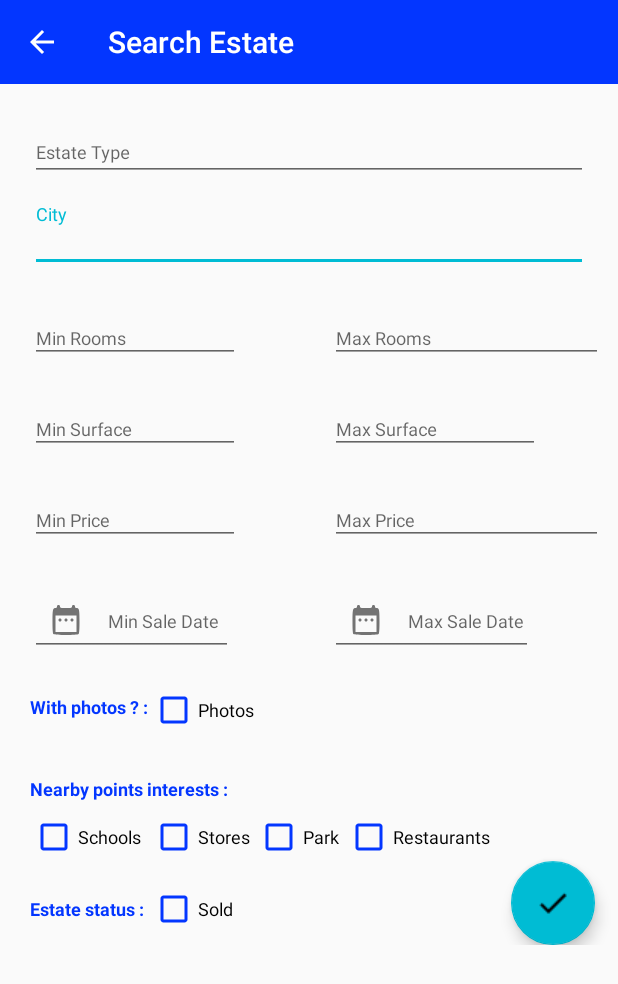
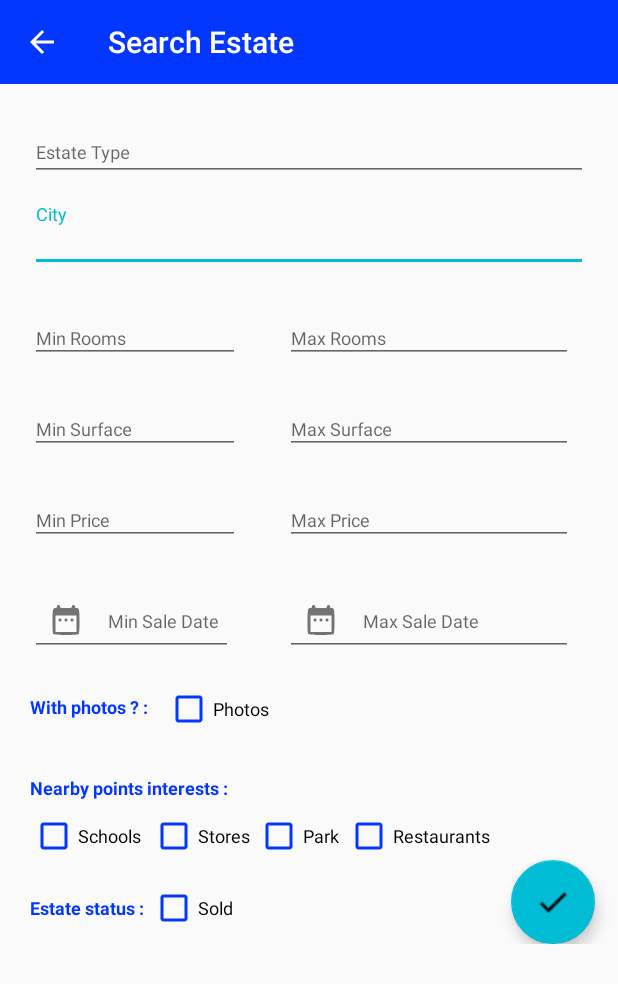
Before and after one commit to Praal0/RealEstateManager, an Android app: the screen it shows after launch (SearchActivity), after a tap on "Search", on a phone screen of 412 x 824 dp. Shown: the top 984 px of the screen. Run offline under Robolectric (Android 15) with nearby library versions, the phone set to English and light mode, and no system bars; our stand-ins replace Dagger/Hilt's generated code, Room's generated code; libraries missing offline, so code that uses them is left out: org.bouncycastle.asn1, pub.devrel.easypermissions; pictures from the network do not load; 2 statements that could not run were skipped.

Commit message:
P9_Result_Tablette
Tablette : Now when we dont choose in tablette format, detail don't show

Result : Now result is show when we validate

```diff
--- a/app/src/main/java/com/openclassrooms/realestatemanager/database/dao/EstateDao.kt
+++ b/app/src/main/java/com/openclassrooms/realestatemanager/database/dao/EstateDao.kt
@@ -44,8 +44,4 @@ interface EstateDAO {
 
     @Query("DELETE FROM Estate WHERE numMandat = :mandateNumberID")
     fun deleteItemProvider(mandateNumberID: Long): Int
-
-
-
-
 }
--- a/app/src/main/java/com/openclassrooms/realestatemanager/repositories/LocationDataRepository.kt
+++ b/app/src/main/java/com/openclassrooms/realestatemanager/repositories/LocationDataRepository.kt
@@ -11,6 +11,7 @@ import javax.inject.Inject
 class LocationDataRepository@Inject constructor(
     private val locationDao: LocationDao
     ){
+    private var  id : Long = 0
 
     fun getLocations(): LiveData<List<Location>> {
         return this.locationDao.getLocations()
@@ -25,13 +26,14 @@ class LocationDataRepository@Inject constructor(
      * @param location
      */
     // --- CREATE ---
-     suspend fun createLocation(location: Location) {
+     suspend fun createLocation(location: Location)  : Long {
         try {
-            locationDao.insertLocation(location)
+            id = locationDao.insertLocation(location)
         } catch (cause: Throwable) {
             // If anything throws an exception, inform the caller
             Log.e("LocationDataRepository","Cannot Insert : $cause")
         }
+        return id
     }
 
     /**
--- a/app/src/main/java/com/openclassrooms/realestatemanager/ui/detail/DetailFragment.kt
+++ b/app/src/main/java/com/openclassrooms/realestatemanager/ui/detail/DetailFragment.kt
@@ -78,6 +78,7 @@ class DetailFragment : Fragment(), OnMapReadyCallback {
         binding.rvPhoto.adapter = adapter
         val intent = Intent(activity?.intent)
         estateDetailId = intent.getLongExtra("estate",0)
+        binding.detailLayout.visibility = if (estateDetailId != 0L) View.VISIBLE else View.GONE
         viewModel.getEstateById(this.estateDetailId).observe(viewLifecycleOwner, this::updateUi)
 
     }
@@ -107,6 +108,8 @@ class DetailFragment : Fragment(), OnMapReadyCallback {
                 for (videoStr in estate.video.photoList) {
                     binding.videoView.setVideoURI(Uri.parse(videoStr))
                 }
+            }else{
+                binding.videoView.visibility = INVISIBLE
             }
         }
     }
@@ -145,6 +148,7 @@ class DetailFragment : Fragment(), OnMapReadyCallback {
      */
     @SuppressLint("SetTextI18n")
     fun updateUiForTablet(estate: Estate?) {
+        binding.detailLayout.visibility = View.VISIBLE
         if (estate != null) {
             estateDetailId = estate.numMandat
             binding.etMandate.setText(estate.numMandat.toString())
--- a/app/src/main/java/com/openclassrooms/realestatemanager/ui/main/MainActivity.kt
+++ b/app/src/main/java/com/openclassrooms/realestatemanager/ui/main/MainActivity.kt
@@ -7,8 +7,10 @@ import android.view.MenuItem
 import android.view.View
 import androidx.activity.viewModels
 import androidx.appcompat.widget.Toolbar
+import com.google.android.material.snackbar.Snackbar
 import com.openclassrooms.realestatemanager.R
 import com.openclassrooms.realestatemanager.databinding.ActivityMainBinding
+import com.openclassrooms.realestatemanager.models.Estate
 import com.openclassrooms.realestatemanager.ui.baseActivity.BaseActivity
 import com.openclassrooms.realestatemanager.ui.createAndEditEstate.AddEditActivity
 import com.openclassrooms.realestatemanager.ui.detail.DetailFragment
@@ -27,6 +29,9 @@ class MainActivity : BaseActivity() {
     private lateinit var toolbar : Toolbar
     private var masterFragment: MasterFragment = MasterFragment()
     private var detailFragment: DetailFragment = DetailFragment()
+
+    private var idEstate: Long = 0
+
     val estateViewModel: EstateViewModel by viewModels()
     val locationViewModel : LocationViewModel by viewModels()
 
@@ -50,10 +55,26 @@ class MainActivity : BaseActivity() {
      * @return
      */
     override fun onOptionsItemSelected(item: MenuItem): Boolean {
+
+        val intent: Intent = intent
+        val estateDetail = intent.getSerializableExtra("estate") as Estate?
+        idEstate = estateDetail?.numMandat ?: 0
         //Handle actions on menu items
         return when (item.itemId) {
             android.R.id.home -> {
                 finish()
+                return true
+            }
+
+            R.id.edit_btn ->{
+                if (idEstate > 0) {
+                    val editIntent = Intent(this, AddEditActivity::class.java)
+                    editIntent.putExtra("estate", idEstate)
+                    startActivity(editIntent)
+                    finish()
+                } else {
+                    Snackbar.make(binding.root, "No estate selected", Snackbar.LENGTH_SHORT).show()
+                }
                 return true
             }
 
@@ -73,7 +94,7 @@ class MainActivity : BaseActivity() {
     }
 
     override fun onCreateOptionsMenu(menu: Menu?): Boolean {
-        menuInflater.inflate(com.openclassrooms.realestatemanager.R.menu.activity_main_menu, menu)
+        menuInflater.inflate(R.menu.activity_main_menu, menu)
         return super.onCreateOptionsMenu(menu)
 
     }
@@ -102,6 +123,7 @@ class MainActivity : BaseActivity() {
         if (findViewById<View?>(R.id.detail_fragment_frameLayout) != null) {
             //Create new main fragment
             detailFragment = DetailFragment()
+
             //Add it to FrameLayout container
             supportFragmentManager.beginTransaction()
                 .add(R.id.detail_fragment_frameLayout, detailFragment)
--- a/app/src/main/java/com/openclassrooms/realestatemanager/ui/master/MasterFragment.kt
+++ b/app/src/main/java/com/openclassrooms/realestatemanager/ui/master/MasterFragment.kt
@@ -1,6 +1,7 @@
 package com.openclassrooms.realestatemanager.ui.master
 
 import android.content.Intent
+import android.graphics.Color
 import android.os.Bundle
 import android.util.Log
 import android.view.LayoutInflater
@@ -26,7 +27,7 @@ class MasterFragment : Fragment() {
 
     private lateinit var binding: FragmentMasterBinding
     private lateinit var adapter: MasterAdapter
-    private lateinit var detailFragment: DetailFragment
+    private  var detailFragment: DetailFragment? = null
     val estateViewModel: EstateViewModel by viewModels()
     val locationViewModel : LocationViewModel by viewModels()
     private var estateList: List<Estate>? = null
@@ -66,12 +67,12 @@ class MasterFragment : Fragment() {
         ItemClickSupport.addTo(binding.fragmentListRV, R.layout.fragment_master_item)
             .setOnItemClickListener { recyclerView, position, v ->
                 detailFragment = DetailFragment()
-                detailFragment = fragmentManager?.findFragmentById(R.id.detail_fragment_frameLayout) as DetailFragment
+                detailFragment = fragmentManager?.findFragmentById(R.id.detail_fragment_frameLayout) as DetailFragment?
                 //for tablet format
-                if (detailFragment.isVisible) {
+                if (detailFragment?.isVisible == true) {
                     val estate: Estate = adapter.getEstateAt(position)
                     Log.d("bundleListFragment", "bundleFragment$estate")
-                    detailFragment.updateUiForTablet(estate)
+                    detailFragment?.updateUiForTablet(estate)
                 } else {
                     //for phone format
                     val estate: Estate = adapter.getEstateAt(position)
--- a/app/src/main/java/com/openclassrooms/realestatemanager/viewModel/LocationViewModel.kt
+++ b/app/src/main/java/com/openclassrooms/realestatemanager/viewModel/LocationViewModel.kt
@@ -13,6 +13,7 @@ import javax.inject.Inject
 
 @HiltViewModel
 class LocationViewModel @Inject constructor (private val locationDataSource: LocationDataRepository): ViewModel() {
+    private var idLocation : Long = 0
 
     // --------------------
     // LOCATION
@@ -22,11 +23,12 @@ class LocationViewModel @Inject constructor (private val locationDataSource: Loc
         return locationDataSource.getLocations()
     }
 
-    fun insertLocation(location: Location) {
+    fun insertLocation(location: Location) : Long {
         viewModelScope.launch {
-            locationDataSource.createLocation(location)
+            idLocation =  locationDataSource.createLocation(location)
             delay(1000)
         }
+        return idLocation
     }
 
     fun updateLocation(location: Location){
--- a/app/src/main/java/com/openclassrooms/realestatemanager/viewModel/SearchViewModel.kt
+++ b/app/src/main/java/com/openclassrooms/realestatemanager/viewModel/SearchViewModel.kt
@@ -32,7 +32,7 @@ class SearchViewModel @Inject constructor (private val estateDataSource: EstateD
         val args: MutableList<String> = ArrayList()
         var containsCondition = false
 
-        queryString += "SELECT * FROM Estate"
+        queryString += "SELECT * FROM Estate "
 
         if (estateType?.isNotEmpty() == true) {
             if (containsCondition) {
--- a/app/src/main/res/layout-land/fragment_master_item.xml
+++ b/app/src/main/res/layout-land/fragment_master_item.xml
@@ -2,6 +2,7 @@
 <androidx.cardview.widget.CardView xmlns:android="http://schemas.android.com/apk/res/android"
     xmlns:app="http://schemas.android.com/apk/res-auto"
     android:layout_width="wrap_content"
+    android:id="@+id/cardView"
     android:layout_height="wrap_content"
     android:layout_margin="5dp"
     android:elevation="7dp"
--- a/app/src/main/res/layout-sw600dp-land/fragment_master_item.xml
+++ b/app/src/main/res/layout-sw600dp-land/fragment_master_item.xml
@@ -1,5 +1,6 @@
 <androidx.cardview.widget.CardView xmlns:android="http://schemas.android.com/apk/res/android"
     xmlns:app="http://schemas.android.com/apk/res-auto"
+    android:id="@+id/cardView"
     android:layout_width="wrap_content"
     android:layout_height="120dp"
     android:layout_margin="5dp"
--- a/app/src/main/res/layout-sw600dp/fragment_master_item.xml
+++ b/app/src/main/res/layout-sw600dp/fragment_master_item.xml
@@ -1,6 +1,7 @@
 <?xml version="1.0" encoding="utf-8"?>
 <androidx.cardview.widget.CardView xmlns:android="http://schemas.android.com/apk/res/android"
     xmlns:app="http://schemas.android.com/apk/res-auto"
+    android:id="@+id/cardView"
     android:layout_width="wrap_content"
     android:layout_height="wrap_content"
     android:layout_margin="5dp"
--- a/app/src/main/res/layout/activity_search.xml
+++ b/app/src/main/res/layout/activity_search.xml
@@ -93,9 +93,10 @@
             android:layout_height="wrap_content"
             android:layout_below="@+id/input_city"
             android:layout_alignParentEnd="true"
-            android:layout_marginStart="60dp"
+            android:layout_marginStart="30dp"
             android:layout_marginTop="15dp"
             android:layout_marginEnd="10dp"
+            android:layout_marginRight="30dp"
             android:layout_toEndOf="@+id/input_RoomsMin"
             app:boxStrokeColor="@color/colorAccent"
             app:suffixTextColor="#000000">
@@ -143,9 +144,10 @@
             android:layout_height="wrap_content"
             android:layout_below="@+id/input_RoomsMax"
             android:layout_alignParentEnd="true"
-            android:layout_marginStart="60dp"
+            android:layout_marginStart="30dp"
             android:layout_marginTop="15dp"
             android:layout_marginEnd="10dp"
+            android:layout_marginRight="30dp"
             android:layout_toEndOf="@+id/input_SurfaceMin"
             app:boxStrokeColor="@color/colorAccent"
             app:suffixText="m²"
@@ -153,7 +155,7 @@
 
             <com.google.android.material.textfield.TextInputEditText
                 android:id="@+id/et_surfaceMaxi"
-                android:layout_width="140dp"
+                android:layout_width="match_parent"
                 android:layout_height="wrap_content"
                 android:hint="Max Surface"
                 android:inputType="number"
@@ -194,9 +196,10 @@
             android:layout_height="wrap_content"
             android:layout_below="@+id/input_SurfaceMax"
             android:layout_alignParentEnd="true"
-            android:layout_marginStart="60dp"
+            android:layout_marginStart="30dp"
             android:layout_marginTop="15dp"
             android:layout_marginEnd="10dp"
+            android:layout_marginRight="30dp"
             android:layout_toEndOf="@+id/input_SurfaceMin"
             app:boxStrokeColor="@color/colorAccent"
             app:suffixText="$"
@@ -246,16 +249,17 @@
             android:layout_height="wrap_content"
             android:layout_below="@+id/input_PriceMax"
             android:layout_alignParentEnd="true"
-            android:layout_marginStart="60dp"
+            android:layout_marginStart="30dp"
             android:layout_marginTop="15dp"
             android:layout_marginEnd="10dp"
+            android:layout_marginRight="30dp"
             android:layout_toEndOf="@+id/input_PriceMin"
             app:boxStrokeColor="@color/colorAccent"
             app:startIconDrawable="@drawable/baseline_date_range_black">
 
             <com.google.android.material.textfield.TextInputEditText
                 android:id="@+id/et_upOfSaleDateMaxi"
-                android:layout_width="135dp"
+                android:layout_width="match_parent"
                 android:layout_height="wrap_content"
                 android:focusableInTouchMode="false"
                 android:hint="Max Sale Date"
@@ -279,18 +283,19 @@
             android:textSize="12sp"
             android:textStyle="bold" />
 
+
         <com.google.android.material.checkbox.MaterialCheckBox
             android:id="@+id/photos_box"
             android:layout_width="wrap_content"
             android:layout_height="wrap_content"
             android:layout_below="@+id/input_upOfSaleDateMini"
-            android:layout_marginStart="100dp"
-            android:layout_marginTop="12dp"
+            android:layout_alignParentStart="true"
+            android:layout_marginStart="110dp"
+            android:layout_marginTop="11dp"
             android:buttonTint="@color/colorPrimary"
             android:minHeight="48dp"
             android:text="Photos"
             android:textSize="12sp" />
-
 
         <androidx.appcompat.widget.AppCompatTextView
             android:id="@+id/tv_nearby_points"
--- a/app/src/main/res/layout/fragment_master_item.xml
+++ b/app/src/main/res/layout/fragment_master_item.xml
@@ -1,6 +1,7 @@
 <?xml version="1.0" encoding="utf-8"?>
 <androidx.cardview.widget.CardView xmlns:android="http://schemas.android.com/apk/res/android"
     xmlns:app="http://schemas.android.com/apk/res-auto"
+    android:id="@+id/cardView"
     android:layout_width="match_parent"
     android:layout_height="wrap_content"
     android:layout_margin="5dp"
--- a/app/src/main/res/values/strings.xml
+++ b/app/src/main/res/values/strings.xml
@@ -66,4 +66,5 @@
     <string name="hello_blank_fragment">Hello blank fragment</string>
     <string name="createEstate">Create Estate</string>
     <string name="editEstate">Edit Estate</string>
+    <string name="result">Result</string>
 </resources>
```
Also changed, not shown: app/src/main/java/com/openclassrooms/realestatemanager/ui/createAndEditEstate/AddEditActivity.kt (+5 -4 lines), app/src/main/java/com/openclassrooms/realestatemanager/ui/master/MasterAdapter.kt (+16 -4 lines), app/src/main/java/com/openclassrooms/realestatemanager/ui/search/SearchResultActivity.kt (+34 -16 lines), app/src/main/java/com/openclassrooms/realestatemanager/ui/search/SearchResultAdapter.java (+11 -3 lines), app/src/main/java/com/openclassrooms/realestatemanager/ui/search/SearchResultFragment.kt (+25 -17 lines), app/src/main/java/com/openclassrooms/realestatemanager/ui/search/SearchResultViewHolder.java (+20 -6 lines), app/src/main/res/layout/fragment_detail.xml (+30 -3 lines).
